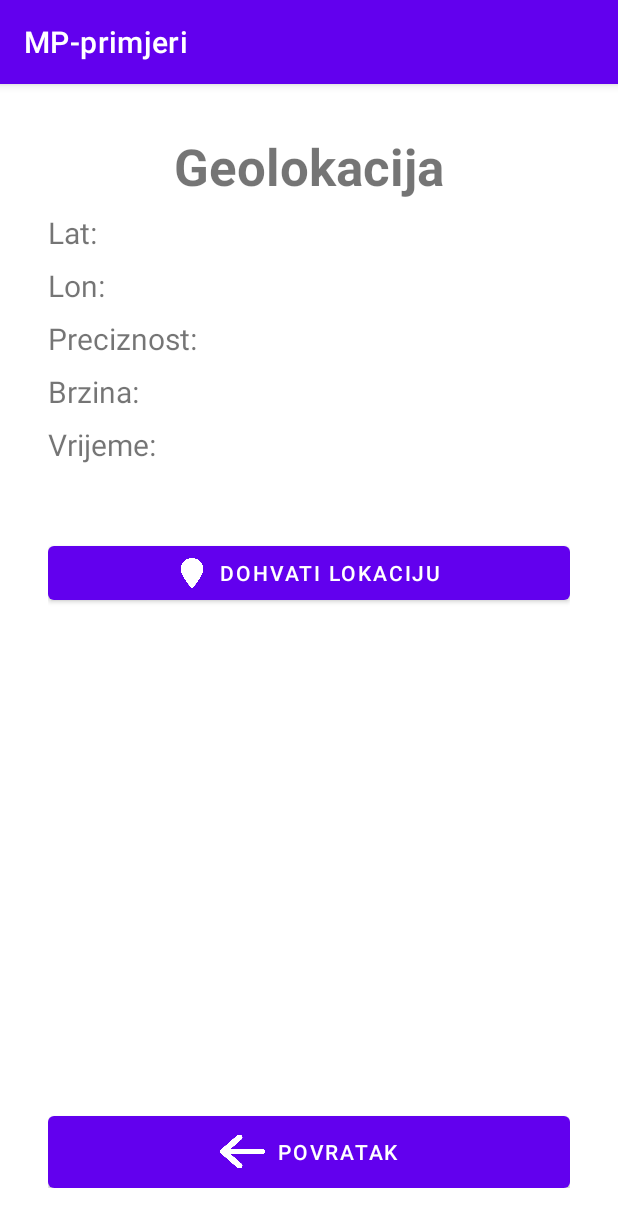
After one commit to smarzic/MPprimjeri, an Android app: the GeolocationActivity screen opened directly, with no data from a screen before it, on a phone screen of 412 x 824 dp. The commit adds this screen. Shown: the top 1227 px of the screen. Run offline under Robolectric (Android 15) with nearby library versions, the phone set to English and light mode, and no system bars.

Commit message:
Aktivnost s dohvaćanjem lokacije

```diff
--- a/app/build.gradle
+++ b/app/build.gradle
@@ -33,6 +33,7 @@ dependencies {
     implementation 'androidx.appcompat:appcompat:1.4.1'
     implementation 'com.google.android.material:material:1.5.0'
     implementation 'androidx.constraintlayout:constraintlayout:2.1.3'
+    implementation 'com.google.android.gms:play-services-location:21.0.1'
     testImplementation 'junit:junit:4.13.2'
     androidTestImplementation 'androidx.test.ext:junit:1.1.3'
     androidTestImplementation 'androidx.test.espresso:espresso-core:3.4.0'
--- /dev/null
+++ b/app/src/main/res/layout/activity_geolocation.xml
@@ -0,0 +1,180 @@
+<?xml version="1.0" encoding="utf-8"?>
+<androidx.constraintlayout.widget.ConstraintLayout xmlns:android="http://schemas.android.com/apk/res/android"
+    xmlns:app="http://schemas.android.com/apk/res-auto"
+    xmlns:tools="http://schemas.android.com/tools"
+    android:layout_width="match_parent"
+    android:layout_height="match_parent"
+    tools:context=".GeolocationActivity">
+
+    <LinearLayout
+        android:layout_width="match_parent"
+        android:layout_height="match_parent"
+        android:orientation="vertical"
+        android:padding="32dp"
+        tools:context=".AccelerometerActivity">
+
+        <TextView
+            android:layout_width="match_parent"
+            android:layout_height="wrap_content"
+            android:text="Geolokacija"
+            android:textAlignment="center"
+            android:textSize="34sp"
+            android:textStyle="bold" />
+
+        <LinearLayout
+            android:layout_width="match_parent"
+            android:layout_height="wrap_content"
+            android:orientation="horizontal"
+            android:paddingTop="8dp"
+            android:paddingEnd="8dp">
+
+            <TextView
+                android:layout_width="wrap_content"
+                android:layout_height="wrap_content"
+                android:width="50dp"
+                android:text="Lat:"
+                android:textSize="20sp" />
+
+            <TextView
+                android:id="@+id/txtLat"
+                android:layout_width="wrap_content"
+                android:layout_height="wrap_content"
+                android:layout_weight="1"
+                android:textSize="20sp"
+                android:textStyle="normal|bold" />
+
+        </LinearLayout>
+
+        <LinearLayout
+            android:layout_width="match_parent"
+            android:layout_height="wrap_content"
+            android:orientation="horizontal"
+            android:paddingTop="8dp"
+            android:paddingEnd="8dp">
+
+            <TextView
+                android:layout_width="wrap_content"
+                android:layout_height="wrap_content"
+                android:width="50dp"
+                android:paddingEnd="8dp"
+                android:text="Lon:"
+                android:textSize="20sp" />
+
+            <TextView
+                android:id="@+id/txtLon"
+                android:layout_width="wrap_content"
+                android:layout_height="wrap_content"
+                android:layout_weight="1"
+                android:textSize="20sp"
+                android:textStyle="normal|bold" />
+        </LinearLayout>
+
+        <LinearLayout
+            android:layout_width="match_parent"
+            android:layout_height="wrap_content"
+            android:orientation="horizontal"
+            android:paddingTop="8dp"
+            android:paddingEnd="8dp">
+
+            <TextView
+                android:layout_width="wrap_content"
+                android:layout_height="wrap_content"
+                android:paddingEnd="8dp"
+                android:text="Preciznost:"
+                android:textSize="20sp" />
+
+            <TextView
+                android:id="@+id/txtPrecision"
+                android:layout_width="wrap_content"
+                android:layout_height="wrap_content"
+                android:layout_weight="1"
+                android:textSize="20sp"
+                android:textStyle="normal|bold" />
+        </LinearLayout>
+
+        <LinearLayout
+            android:layout_width="match_parent"
+            android:layout_height="wrap_content"
+            android:orientation="horizontal"
+            android:paddingTop="8dp"
+            android:paddingEnd="8dp">
+
+            <TextView
+                android:layout_width="wrap_content"
+                android:layout_height="wrap_content"
+                android:paddingEnd="8dp"
+                android:text="Brzina:"
+                android:textSize="20sp" />
+
+            <TextView
+                android:id="@+id/txtSpeed"
+                android:layout_width="wrap_content"
+                android:layout_height="wrap_content"
+                android:layout_weight="1"
+                android:textSize="20sp"
+                android:textStyle="normal|bold" />
+        </LinearLayout>
+
+        <LinearLayout
+            android:layout_width="match_parent"
+            android:layout_height="wrap_content"
+            android:orientation="horizontal"
+            android:paddingTop="8dp"
+            android:paddingEnd="8dp">
+
+            <TextView
+                android:layout_width="wrap_content"
+                android:layout_height="wrap_content"
+                android:paddingEnd="8dp"
+                android:text="Vrijeme:"
+                android:textSize="20sp" />
+
+            <TextView
+                android:id="@+id/txtTime"
+                android:layout_width="wrap_content"
+                android:layout_height="wrap_content"
+                android:layout_weight="1"
+                android:textSize="20sp"
+                android:textStyle="normal|bold" />
+        </LinearLayout>
+
+        <ProgressBar
+            android:id="@+id/progressBar"
+            style="?android:attr/progressBarStyle"
+            android:layout_width="match_parent"
+            android:layout_height="wrap_content"
+            android:indeterminate="false"
+            android:max="100"
+            android:progress="0"
+            android:visibility="invisible" />
+
+        <Button
+            android:id="@+id/btnLocate"
+            android:layout_width="match_parent"
+            android:layout_height="wrap_content"
+            android:text="Dohvati lokaciju"
+            app:icon="@drawable/location_pin_solid"
+            app:iconGravity="textStart"
+            app:iconSize="20dp" />
+
+        <TextView
+            android:layout_width="match_parent"
+            android:layout_height="0dp"
+            android:layout_weight="1"
+            android:paddingTop="32dp"
+            android:textSize="20sp" />
+
+        <Button
+            android:id="@+id/btnBack"
+            android:layout_width="match_parent"
+            android:layout_height="wrap_content"
+            android:insetTop="0dp"
+            android:insetBottom="0dp"
+            android:text="Povratak"
+            app:icon="@drawable/arrow_left_solid"
+            app:iconGravity="textStart"
+            app:iconSize="30dp"
+            app:iconTint="#FFFFFF" />
+
+    </LinearLayout>
+</androidx.constraintlayout.widget.ConstraintLayout>
```
Also changed, not shown: app/src/main/AndroidManifest.xml (+7 -0 lines), app/src/main/java/com/example/mp_primjeri/GeolocationActivity.java (added, +164 -0 lines), app/src/main/java/com/example/mp_primjeri/MainActivity.java (+9 -0 lines), app/src/main/res/layout/activity_main.xml (+12 -0 lines), app/src/main/res/drawable/location_pin_solid.png (added).
